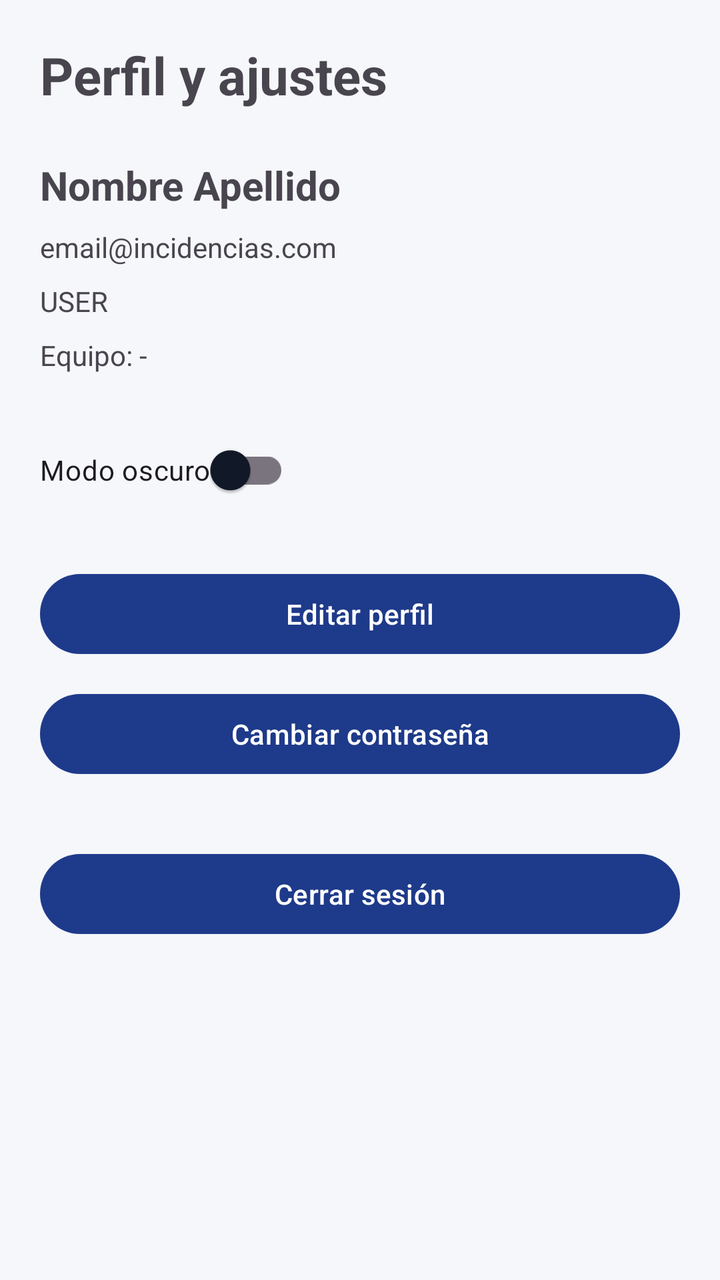
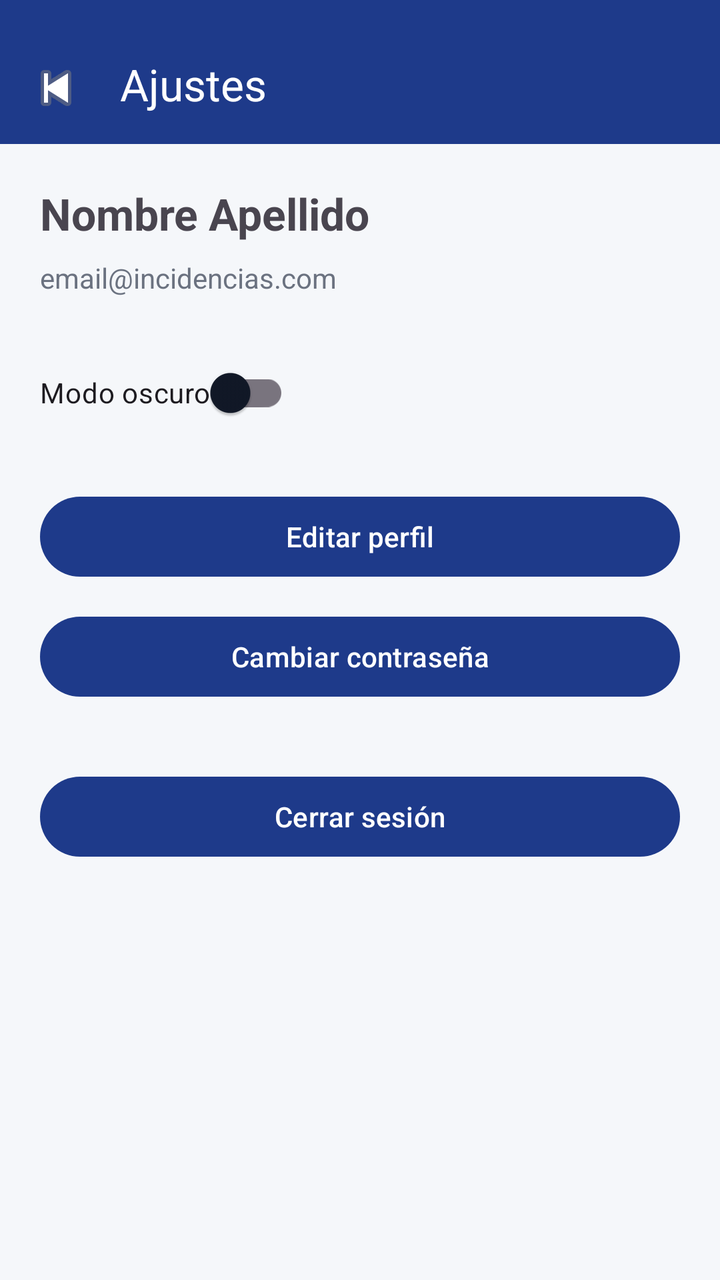

Two renders of the same Android screen: before a commit and after it. Below are the layout's source before the change and the commit's diff.
<!-- AndroidManifest.xml: application theme Theme.Tfgincidenciasfront -->
<!-- res/layout/activity_settings.xml -->
<?xml version="1.0" encoding="utf-8"?>
<ScrollView xmlns:android="http://schemas.android.com/apk/res/android"
    android:layout_width="match_parent"
    android:layout_height="match_parent">

    <LinearLayout
        android:layout_width="match_parent"
        android:layout_height="wrap_content"
        android:orientation="vertical"
        android:padding="20dp">

        <TextView
            android:layout_width="wrap_content"
            android:layout_height="wrap_content"
            android:text="Perfil y ajustes"
            android:textSize="26sp"
            android:textStyle="bold" />

        <TextView
            android:id="@+id/tvFullName"
            android:layout_width="wrap_content"
            android:layout_height="wrap_content"
            android:layout_marginTop="24dp"
            android:text="Nombre Apellido"
            android:textSize="20sp"
            android:textStyle="bold" />

        <TextView
            android:id="@+id/tvEmail"
            android:layout_width="wrap_content"
            android:layout_height="wrap_content"
            android:layout_marginTop="8dp"
            android:text="email@incidencias.com" />

        <TextView
            android:id="@+id/tvRole"
            android:layout_width="wrap_content"
            android:layout_height="wrap_content"
            android:layout_marginTop="8dp"
            android:text="USER" />

        <TextView
            android:id="@+id/tvTeam"
            android:layout_width="wrap_content"
            android:layout_height="wrap_content"
            android:layout_marginTop="8dp"
            android:text="Equipo: -" />

        <com.google.android.material.switchmaterial.SwitchMaterial
            android:id="@+id/switchDarkMode"
            android:layout_width="wrap_content"
            android:layout_height="wrap_content"
            android:layout_marginTop="24dp"
            android:text="Modo oscuro" />

        <com.google.android.material.button.MaterialButton
            android:id="@+id/btnEditProfile"
            android:layout_width="match_parent"
            android:layout_height="wrap_content"
            android:layout_marginTop="24dp"
            android:text="Editar perfil" />

        <com.google.android.material.button.MaterialButton
            android:id="@+id/btnChangePassword"
            android:layout_width="match_parent"
            android:layout_height="wrap_content"
            android:layout_marginTop="12dp"
            android:text="Cambiar contraseña" />

        <com.google.android.material.button.MaterialButton
            android:id="@+id/btnLogout"
            android:layout_width="match_parent"
            android:layout_height="wrap_content"
            android:layout_marginTop="32dp"
            android:text="Cerrar sesión" />
    </LinearLayout>
</ScrollView>
<!-- resources referenced by this layout -->
<resources>
  <style name="Theme.Tfgincidenciasfront" parent="Base.Theme.Tfgincidenciasfront" />
  <style name="Base.Theme.Tfgincidenciasfront" parent="Theme.Material3.DayNight.NoActionBar">
  
          
          <item name="colorPrimary">@color/primary</item>
          <item name="colorOnPrimary">@color/onPrimary</item>
  
          
          <item name="android:colorBackground">@color/background</item>
  
          
          <item name="colorSurface">@color/surface</item>
          <item name="colorOnSurface">@color/onSurface</item>
  
      </style>
  <color name="primary">#1E3A8A</color>
  <color name="onPrimary">#FFFFFF</color>
  <color name="background">#F5F7FA</color>
  <color name="surface">#FFFFFF</color>
  <color name="onSurface">#111827</color>
</resources>

<!-- the commit's change to res/layout/activity_settings.xml (unified diff, before → after) -->
@@ -1,77 +1,74 @@
 <?xml version="1.0" encoding="utf-8"?>
-<ScrollView xmlns:android="http://schemas.android.com/apk/res/android"
+<LinearLayout xmlns:android="http://schemas.android.com/apk/res/android"
+    xmlns:app="http://schemas.android.com/apk/res-auto"
     android:layout_width="match_parent"
-    android:layout_height="match_parent">
+    android:layout_height="match_parent"
+    android:orientation="vertical">
 
-    <LinearLayout
+    <com.google.android.material.appbar.MaterialToolbar
+        android:id="@+id/toolbar"
         android:layout_width="match_parent"
-        android:layout_height="wrap_content"
-        android:orientation="vertical"
-        android:padding="20dp">
+        android:layout_height="72dp"
+        android:background="?attr/colorPrimary"
+        android:paddingTop="12dp"
+        app:navigationIcon="@android:drawable/ic_media_previous"
+        app:title="Ajustes"
+        app:titleTextColor="@android:color/white" />
 
-        <TextView
-            android:layout_width="wrap_content"
-            android:layout_height="wrap_content"
-            android:text="Perfil y ajustes"
-            android:textSize="26sp"
-            android:textStyle="bold" />
+    <ScrollView
+        android:layout_width="match_parent"
+        android:layout_height="match_parent">
 
-        <TextView
-            android:id="@+id/tvFullName"
-            android:layout_width="wrap_content"
-            android:layout_height="wrap_content"
-            android:layout_marginTop="24dp"
-            android:text="Nombre Apellido"
-            android:textSize="20sp"
-            android:textStyle="bold" />
-
-        <TextView
-            android:id="@+id/tvEmail"
-            android:layout_width="wrap_content"
-            android:layout_height="wrap_content"
-            android:layout_marginTop="8dp"
-            android:text="email@incidencias.com" />
-
-        <TextView
-            android:id="@+id/tvRole"
-            android:layout_width="wrap_content"
-            android:layout_height="wrap_content"
-            android:layout_marginTop="8dp"
-            android:text="USER" />
-
-        <TextView
-            android:id="@+id/tvTeam"
-            android:layout_width="wrap_content"
-            android:layout_height="wrap_content"
-            android:layout_marginTop="8dp"
-            android:text="Equipo: -" />
-
-        <com.google.android.material.switchmaterial.SwitchMaterial
-            android:id="@+id/switchDarkMode"
-            android:layout_width="wrap_content"
-            android:layout_height="wrap_content"
-            android:layout_marginTop="24dp"
-            android:text="Modo oscuro" />
-
-        <com.google.android.material.button.MaterialButton
-            android:id="@+id/btnEditProfile"
+        <LinearLayout
             android:layout_width="match_parent"
             android:layout_height="wrap_content"
-            android:layout_marginTop="24dp"
-            android:text="Editar perfil" />
+            android:orientation="vertical"
+            android:padding="20dp">
 
-        <com.google.android.material.button.MaterialButton
-            android:id="@+id/btnChangePassword"
-            android:layout_width="match_parent"
-            android:layout_height="wrap_content"
-            android:layout_marginTop="12dp"
-            android:text="Cambiar contraseña" />
+            <TextView
+                android:id="@+id/tvFullName"
+                android:layout_width="wrap_content"
+                android:layout_height="wrap_content"
+                android:text="Nombre Apellido"
+                android:textSize="22sp"
+                android:textStyle="bold" />
 
-        <com.google.android.material.button.MaterialButton
-            android:id="@+id/btnLogout"
-            android:layout_width="match_parent"
-            android:layout_height="wrap_content"
-            android:layout_marginTop="32dp"
-            android:text="Cerrar sesión" />
-    </LinearLayout>
-</ScrollView>
+            <TextView
+                android:id="@+id/tvEmail"
+                android:layout_width="wrap_content"
+                android:layout_height="wrap_content"
+                android:layout_marginTop="8dp"
+                android:text="email@incidencias.com"
+                android:textColor="@color/secondaryText" />
+
+            <com.google.android.material.switchmaterial.SwitchMaterial
+                android:id="@+id/switchDarkMode"
+                android:layout_width="wrap_content"
+                android:layout_height="wrap_content"
+                android:layout_marginTop="24dp"
+                android:text="Modo oscuro" />
+
+            <com.google.android.material.button.MaterialButton
+                android:id="@+id/btnEditProfile"
+                android:layout_width="match_parent"
+                android:layout_height="wrap_content"
+                android:layout_marginTop="24dp"
+                android:text="Editar perfil" />
+
+            <com.google.android.material.button.MaterialButton
+                android:id="@+id/btnChangePassword"
+                android:layout_width="match_parent"
+                android:layout_height="wrap_content"
+                android:layout_marginTop="12dp"
+                android:text="Cambiar contraseña" />
+
+            <com.google.android.material.button.MaterialButton
+                android:id="@+id/btnLogout"
+                android:layout_width="match_parent"
+                android:layout_height="wrap_content"
+                android:layout_marginTop="32dp"
+                android:text="Cerrar sesión" />
+        </LinearLayout>
+    </ScrollView>
+
+</LinearLayout>
<!-- resource entries referenced after the edit -->
@@ -1,5 +1,6 @@
 <!-- resources referenced by this layout -->
 <resources>
+  <color name="secondaryText">#6B7280</color>
   <style name="Theme.Tfgincidenciasfront" parent="Base.Theme.Tfgincidenciasfront" />
   <style name="Base.Theme.Tfgincidenciasfront" parent="Theme.Material3.DayNight.NoActionBar">
   
